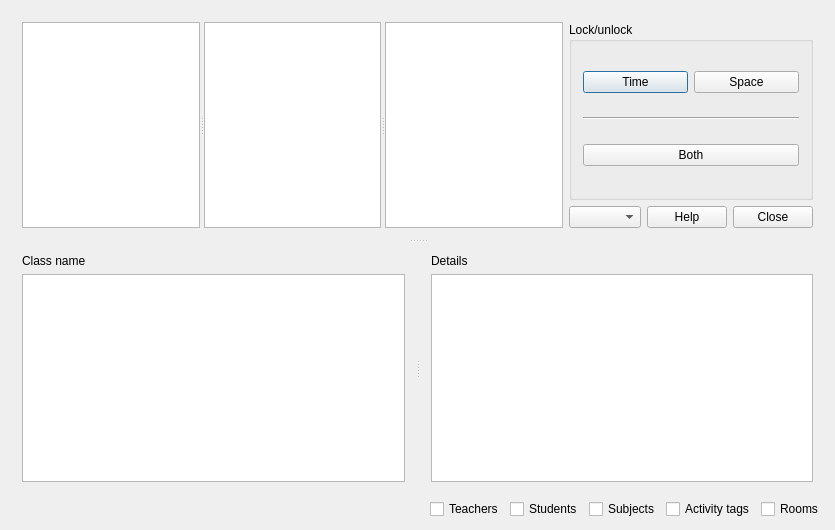
First picture: the form in fet/src/interface/timetableviewstudentsdayshorizontalform_template.ui, repository vonmecheln/fet, before the edit.
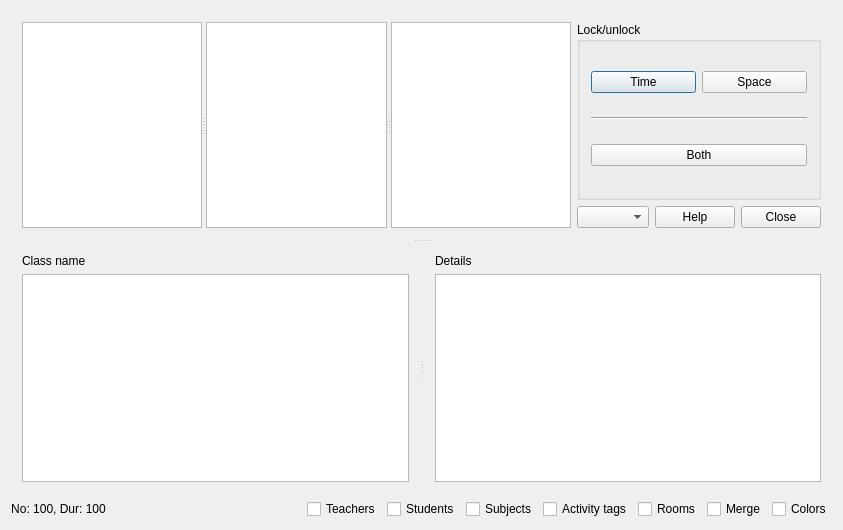
Second picture: the form after the edit.

What changed in the file:
```diff
--- a/fet/src/interface/timetableviewstudentsdayshorizontalform_template.ui
+++ b/fet/src/interface/timetableviewstudentsdayshorizontalform_template.ui
@@ -6,7 +6,7 @@
    <rect>
     <x>0</x>
     <y>0</y>
-    <width>835</width>
+    <width>843</width>
     <height>530</height>
    </rect>
   </property>
@@ -164,6 +164,19 @@
    </item>
    <item row="1" column="0">
     <layout class="QHBoxLayout" name="horizontalLayout_4">
+     <item>
+      <widget class="QLabel" name="numberAndDurationTextLabel">
+       <property name="text">
+        <string notr="true">No: 100, Dur: 100</string>
+       </property>
+       <property name="alignment">
+        <set>Qt::AlignmentFlag::AlignCenter</set>
+       </property>
+       <property name="wordWrap">
+        <bool>false</bool>
+       </property>
+      </widget>
+     </item>
      <item>
       <spacer name="horizontalSpacer">
        <property name="orientation">
@@ -212,6 +225,20 @@
        </property>
       </widget>
      </item>
+     <item>
+      <widget class="QCheckBox" name="spanCheckBox">
+       <property name="text">
+        <string extracomment="It means that the cells for the same activity will be merged.">Merge</string>
+       </property>
+      </widget>
+     </item>
+     <item>
+      <widget class="QCheckBox" name="colorsCheckBox">
+       <property name="text">
+        <string extracomment="It means to use colors in the timetable view.">Colors</string>
+       </property>
+      </widget>
+     </item>
     </layout>
    </item>
   </layout>
```
Left out of the diff: 10 changed lines with no effect on the pictures.
